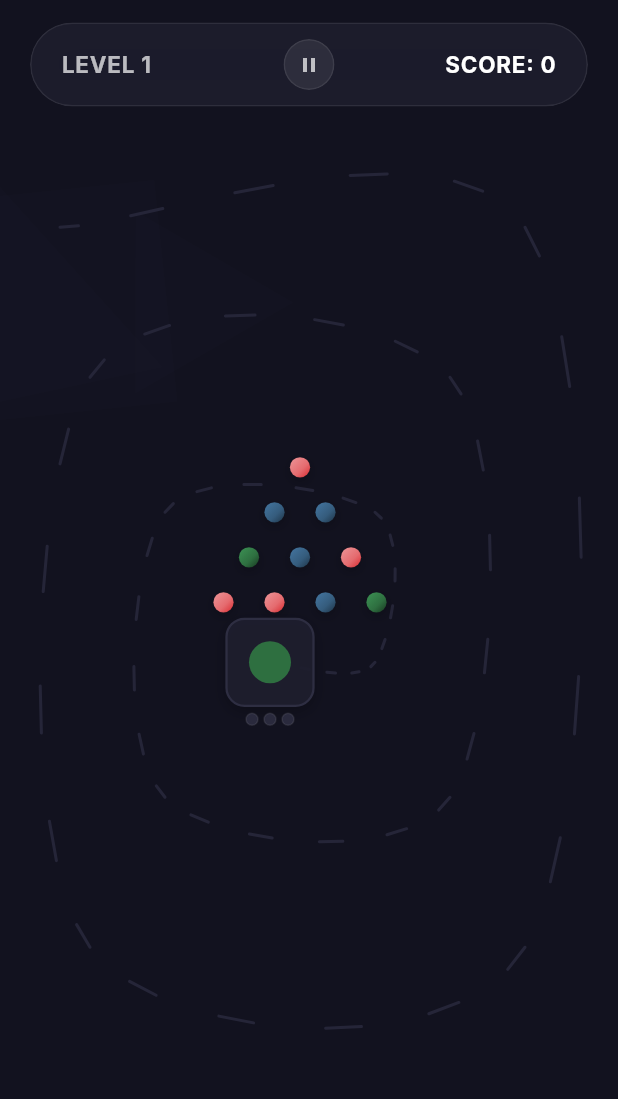
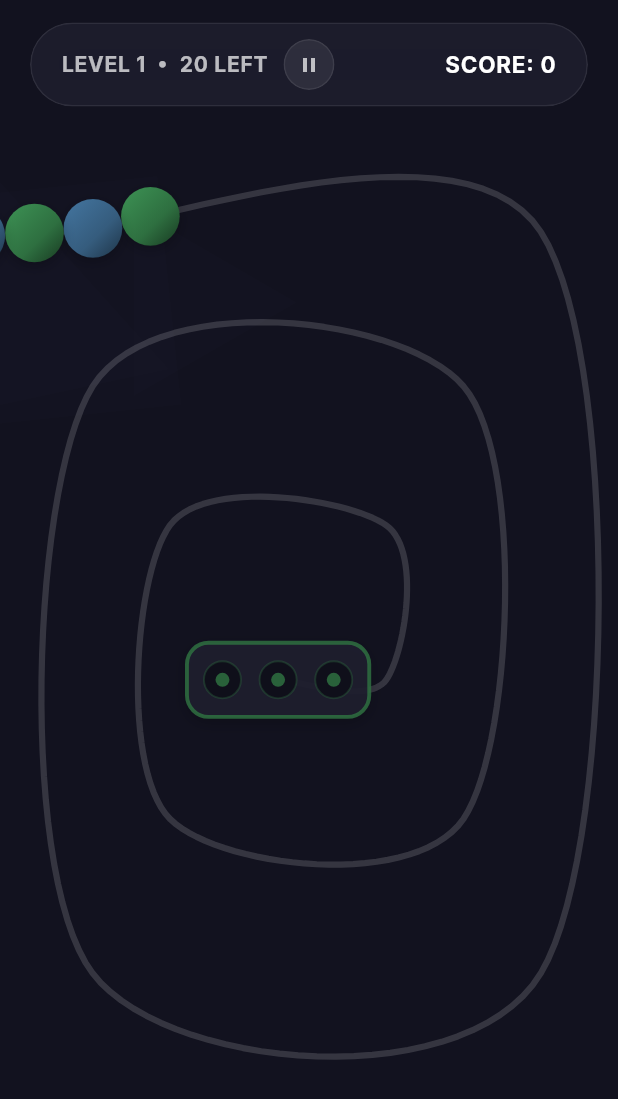
Before and after one commit to abdukhalilovazim/zuma-box-flutter, a Flutter app: the screen it shows after launch, after a tap on "START GAME", on a phone screen of 412 x 824 dp. Shown: the top 1099 px of the screen. Run offline on Flutter 3.47's test engine with Material 3 defaults, Android fonts, the phone set to English and light mode, and no system bars; our stand-ins replace shared_preferences; Roboto replaces fonts that are missing (Inter).

Commit message:
feat: implement core game rendering engine and base controllers for zuma-style mechanics

```diff
--- a/lib/game/game_controller.dart
+++ b/lib/game/game_controller.dart
@@ -80,19 +80,14 @@ class GameController extends ChangeNotifier {
   GameState state = GameState.paused;
   int score = 0;
   int boxesCleared = 0;
-  static const int boxesRequiredToComplete = 10;
+  int ballsSpawned = 0;
+  static const int maxLevelBalls = 30;
 
   // Ticker for game loop
   Ticker? _ticker;
   Duration _lastElapsed = Duration.zero;
 
-  // Intro Animation variables
-  List<Ball> introBalls = [];
-  double introTimer = 0.0;
-  static const double introScaleDuration = 1.0;
-  static const double introLaunchInterval = 0.18;
-  int introLaunchedCount = 0;
-  double introLaunchTimer = 0.0;
+
 
   GameController({required this.storageService}) {
     currentLevelNumber = storageService.getCurrentLevel();
@@ -127,48 +122,31 @@ class GameController extends ChangeNotifier {
     particles.clear();
     tapEffects.clear();
     totalElapsedTime = 0.0;
-    introBalls.clear();
     boxesCleared = 0;
+    ballsSpawned = 10;
 
-    // Prepare Intro state
+    // Prepare Intro state: spawn initial 10 balls queued behind the entrance line
     state = GameState.intro;
-    introTimer = 0.0;
-    introLaunchTimer = 0.0;
-    introLaunchedCount = 0;
 
-    _setupIntroTriangle();
-    notifyListeners();
+    int initialCount = 10;
+    for (int i = 0; i < initialCount; i++) {
+      final color = GameConstants.getLevelColor(_random.nextInt(currentLevelConfig.colorCount));
+      final id = "init_${i}_${_random.nextInt(1000)}";
+      double dist = -i * GameConstants.ballDiameter;
+      activeBalls.add(Ball(
+        id: id,
+        color: color,
+        distance: dist,
+        targetDistance: dist,
+        visualScale: 1.0,
+      ));
+      // Pre-cache position/angle
+      final posAngle = PathManager.getPositionAtDistance(dist, pathPoints, pathDistances);
+      activeBalls.last.currentPos = posAngle.position;
+      activeBalls.last.currentAngle = posAngle.angle;
     }
 
-  void _setupIntroTriangle() {
-    // Generate 10 balls arranged in a triangle in the center of the canvas (400x700)
-    // Row 1: 1 ball
-    // Row 2: 2 balls
-    // Row 3: 3 balls
-    // Row 4: 4 balls
-    final List<Offset> trianglePositions = [
-      // Row 1
-      const Offset(200, 260),
-      // Row 2
-      const Offset(183, 290), const Offset(217, 290),
-      // Row 3
-      const Offset(166, 320), const Offset(200, 320), const Offset(234, 320),
-      // Row 4
-      const Offset(149, 350), const Offset(183, 350), const Offset(217, 350), const Offset(251, 350),
-    ];
-
-    for (int i = 0; i < trianglePositions.length; i++) {
-      final color = GameConstants.getLevelColor(_random.nextInt(currentLevelConfig.colorCount));
-      final ball = Ball(
-        id: "intro_$i",
-        color: color,
-        distance: 0.0,
-        targetDistance: 0.0,
-        visualScale: 0.0, // Start scaled down
-      );
-      ball.currentPos = trianglePositions[i];
-      introBalls.add(ball);
-    }
+    notifyListeners();
   }
 
   // Starts or resumes the game loop Ticker
@@ -257,6 +235,15 @@ class GameController extends ChangeNotifier {
       _updatePlaying(dt);
     }
 
+    // Ensure box target color is always solvable (contains a color currently present in activeBalls)
+    if (state == GameState.playing && box != null && activeBalls.isNotEmpty) {
+      final activeColors = activeBalls.map((b) => b.color).toSet();
+      if (!activeColors.contains(box!.targetColor)) {
+        // Target color is no longer present, shift target color to a color that is on the path
+        box!.reset(activeColors.first);
+      }
+    }
+
     // 3. Update Flying Balls
     _updateFlyingBalls(dt);
 
@@ -280,56 +267,59 @@ class GameController extends ChangeNotifier {
   }
 
   void _updateIntro(double dt) {
-    introTimer += dt;
-
-    if (introTimer <= introScaleDuration) {
-      // Phase 1: Scale up the bowling pins triangle
-      double progress = (introTimer / introScaleDuration).clamp(0.0, 1.0);
-      for (var ball in introBalls) {
-        ball.visualScale = progress;
-      }
-    } else {
-      // Phase 2: Launch them one by one into the start of the path
-      for (var ball in introBalls) {
-        ball.visualScale = 1.0;
+    if (activeBalls.isEmpty) {
+      state = GameState.playing;
+      return;
     }
 
-      introLaunchTimer += dt;
-      if (introLaunchedCount < introBalls.length && introLaunchTimer >= introLaunchInterval) {
-        introLaunchTimer = 0.0;
-        final ballToLaunch = introBalls[introLaunchedCount];
-        introLaunchedCount++;
+    // Move head ball forward along the path rapidly (slither-in train entry)
+    final double introSpeed = 220.0 * currentLevelConfig.speedMultiplier;
+    final head = activeBalls.first;
+    head.targetDistance += introSpeed * dt;
 
-        // Calculate control point for a beautiful arc from triangle to path start
-        final startOffset = ballToLaunch.currentPos;
-        final endOffset = pathPoints.first;
-        final midPoint = (startOffset + endOffset) / 2;
-        // Offset perpendicular to create arc
-        final dir = endOffset - startOffset;
-        final perp = Offset(-dir.dy, dir.dx).normalize() * 80.0;
-        final control = midPoint + perp;
-
-        flyingBalls.add(FlyingBall(
-          id: "intro_launch_${ballToLaunch.id}",
-          color: ballToLaunch.color,
-          startPosition: startOffset,
-          endPosition: endOffset,
-          controlPoint: control,
-          t: 0.0,
-        ));
+    // Follow the leader snap logic
+    for (int i = 1; i < activeBalls.length; i++) {
+      activeBalls[i].targetDistance = activeBalls[i - 1].targetDistance - GameConstants.ballDiameter;
     }
 
-      // If all intro balls have launched and all intro flying balls are completed, start game
-      if (introLaunchedCount >= introBalls.length && flyingBalls.isEmpty) {
+    // Smoothly interpolate each ball's position
+    for (int i = 0; i < activeBalls.length; i++) {
+      final ball = activeBalls[i];
+      final double diff = ball.targetDistance - ball.distance;
+
+      if (diff.abs() < 0.1) {
+        ball.distance = ball.targetDistance;
+      } else {
+        ball.distance += diff * 0.15;
+      }
+
+      final posAngle = PathManager.getPositionAtDistance(ball.distance, pathPoints, pathDistances);
+      ball.currentPos = posAngle.position;
+      ball.currentAngle = posAngle.angle;
+    }
+
+    // When the last ball is completely on the visible path, start playing!
+    if (activeBalls.last.distance >= 0.0) {
       state = GameState.playing;
-      }
     }
   }
 
   void _updatePlaying(double dt) {
     if (activeBalls.isEmpty) {
+      if (ballsSpawned < maxLevelBalls) {
         // Spawn the first ball
         _spawnNewBall(0.0);
+      } else if (flyingBalls.isEmpty) {
+        // LEVEL COMPLETE!
+        state = GameState.levelComplete;
+        _ticker?.stop();
+        storageService.setBestScore(score);
+        // Unlock next level
+        storageService.unlockLevel(currentLevelNumber + 1);
+        _createVictoryConfetti();
+        notifyListeners();
+        return;
+      }
     } else {
       // Move head ball forward along the path
       final double normalSpeed = 35.0 * currentLevelConfig.speedMultiplier;
@@ -369,7 +359,7 @@ class GameController extends ChangeNotifier {
 
       // Spawn a new ball at the tail when the tail ball has moved far enough from the start
       final tail = activeBalls.last;
-      if (tail.distance > GameConstants.ballDiameter) {
+      if (tail.distance > GameConstants.ballDiameter && ballsSpawned < maxLevelBalls) {
         _spawnNewBall(tail.targetDistance - GameConstants.ballDiameter);
       }
 
@@ -383,6 +373,8 @@ class GameController extends ChangeNotifier {
   }
 
   void _spawnNewBall(double targetDist) {
+    if (ballsSpawned >= maxLevelBalls) return;
+    ballsSpawned++;
     final id = DateTime.now().microsecondsSinceEpoch.toString() + "_${_random.nextInt(100)}";
     final color = _getRandomActiveColor();
     activeBalls.add(Ball(
@@ -461,22 +453,12 @@ class GameController extends ChangeNotifier {
       _createBoxClearParticles(box!.position, ball.color);
       HapticFeedback.heavyImpact();
 
-      if (boxesCleared >= boxesRequiredToComplete) {
-        // LEVEL COMPLETE!
-        state = GameState.levelComplete;
-        _ticker?.stop();
-        storageService.setBestScore(score);
-        // Unlock next level
-        storageService.unlockLevel(currentLevelNumber + 1);
-        _createVictoryConfetti();
-      } else {
       // Reset Box with a new target color
       final newColor = _getRandomActiveColor();
       box!.reset(newColor);
-      }
     } else {
       // Normal hit: spark burst
-      _createHitSparks(box!.position, ball.color);
+      _createHitSparks(ball.endPosition, ball.color);
       HapticFeedback.mediumImpact();
     }
   }
@@ -514,7 +496,9 @@ class GameController extends ChangeNotifier {
         // CREATE FLYING BALL
         // Curve path: midpoint + perpendicular displacement
         final startPos = tappedBall.currentPos;
-        final endPos = box!.position;
+        double slotSpacing = 36.0;
+        double startX = box!.position.dx - ((box!.requiredCount - 1) * slotSpacing) / 2;
+        final endPos = Offset(startX + (box!.currentCount * slotSpacing), box!.position.dy);
         final mid = (startPos + endPos) / 2;
         final dir = endPos - startPos;
         // Generate a random curve height offset to the left or right
--- a/lib/game/path_manager.dart
+++ b/lib/game/path_manager.dart
@@ -77,9 +77,15 @@ class PathManager {
     if (path.isEmpty) return PositionAngle(Offset.zero, 0.0);
     double totalLength = cumulativeDistances.last;
 
-    // Clamp distance
+    // Clamp or extrapolate distance
     if (distance <= 0) {
       Offset dir = path.length > 1 ? (path[1] - path[0]) : Offset.zero;
+      double len = dir.distance;
+      if (len > 0.0) {
+        Offset normDir = dir / len;
+        // Since distance is negative or zero, this offsets backwards along the entry tangent
+        return PositionAngle(path.first + normDir * distance, dir.direction);
+      }
       return PositionAngle(path.first, dir.direction);
     }
     if (distance >= totalLength) {
--- a/lib/utils/constants.dart
+++ b/lib/utils/constants.dart
@@ -6,7 +6,7 @@ class GameConstants {
   static const double logicalHeight = 700.0;
 
   // Ball dimensions
-  static const double ballRadius = 15.0;
+  static const double ballRadius = 19.0;
   static const double ballDiameter = ballRadius * 2;
 
   // Color Palette (Minimalist Matte Premium)
--- a/lib/widgets/game_painter.dart
+++ b/lib/widgets/game_painter.dart
@@ -12,16 +12,18 @@ class GamePainter extends CustomPainter {
   void paint(Canvas canvas, Size size) {
     if (size.width == 0 || size.height == 0) return;
 
+    // Scale canvas to translate logical coordinates (400x700) to actual canvas dimensions
+    final double scale = size.width / GameConstants.logicalWidth;
+    canvas.save();
+    canvas.scale(scale);
+
     // 1. Draw Nebulae & Scrolling Starfield Background
-    _drawCosmicBackground(canvas, size);
+    _drawCosmicBackground(canvas, const Size(GameConstants.logicalWidth, GameConstants.logicalHeight));
 
     // 2. Draw Spline Path (Neon Dotted Guide Track)
     _drawPathTrack(canvas);
 
-    // 3. Draw Intro Balls (Bowling Pins Triangle)
-    if (controller.state == GameState.intro) {
-      _drawIntroBalls(canvas);
-    }
+
 
     // 4. Draw Active Ball Chain (with wrong-tap shake displacements)
     _drawActiveBalls(canvas);
@@ -37,6 +39,8 @@ class GamePainter extends CustomPainter {
 
     // 8. Draw Particle Effects (Sparks & Confetti)
     _drawParticles(canvas);
+
+    canvas.restore();
   }
 
   void _drawCosmicBackground(Canvas canvas, Size size) {
@@ -87,37 +91,28 @@ class GamePainter extends CustomPainter {
     double pulse = 0.6 + 0.4 * sin(controller.totalElapsedTime * 7.0);
     double warningAlpha = warningIntensity * pulse;
 
-    Color dashColor = const Color(0xFF252538); // Matte low-contrast track
+    Color lineColor = Colors.white.withOpacity(0.15); // Normal visible matte track
     if (warningAlpha > 0.0) {
-      dashColor = Color.lerp(
-        const Color(0xFF252538),
-        GameConstants.neonRed.withOpacity(0.85),
+      lineColor = Color.lerp(
+        Colors.white.withOpacity(0.15),
+        GameConstants.neonRed.withOpacity(0.65),
         warningAlpha,
       )!;
     }
 
-    final dashPaint = Paint()
-      ..color = dashColor
+    final linePaint = Paint()
+      ..color = lineColor
       ..style = PaintingStyle.stroke
-      ..strokeWidth = 2.0
-      ..strokeCap = StrokeCap.round;
+      ..strokeWidth = 4.0
+      ..strokeCap = StrokeCap.round
+      ..strokeJoin = StrokeJoin.round;
 
-    // Draw clean matte dashed spline path
-    for (int i = 0; i < controller.pathPoints.length - 2; i += 6) {
-      canvas.drawLine(
-        controller.pathPoints[i],
-        controller.pathPoints[i + 2],
-        dashPaint,
-      );
+    final path = Path();
+    path.moveTo(controller.pathPoints.first.dx, controller.pathPoints.first.dy);
+    for (int i = 1; i < controller.pathPoints.length; i++) {
+      path.lineTo(controller.pathPoints[i].dx, controller.pathPoints[i].dy);
     }
-  }
-
-  void _drawIntroBalls(Canvas canvas) {
-    for (var ball in controller.introBalls) {
-      if (ball.visualScale > 0.0) {
-        _draw3DBall(canvas, ball.currentPos, ball.color, ball.visualScale);
-      }
-    }
+    canvas.drawPath(path, linePaint);
   }
 
   void _drawActiveBalls(Canvas canvas) {
@@ -173,10 +168,12 @@ class GamePainter extends CustomPainter {
     final box = controller.box;
     if (box == null) return;
 
-    // Premium rounded square card box (minimalist matte card)
-    double cardSize = 58.0 * box.bounceScale;
-    final cardRect = Rect.fromCenter(center: box.position, width: cardSize, height: cardSize);
-    final cardRRect = RRect.fromRectAndRadius(cardRect, const Radius.circular(12.0));
+    // Egg-carton style container box holding slots horizontally
+    double slotSpacing = 36.0 * box.bounceScale;
+    double boxWidth = ((box.requiredCount - 1) * slotSpacing + 46.0);
+    double boxHeight = 48.0 * box.bounceScale;
+    final cardRect = Rect.fromCenter(center: box.position, width: boxWidth, height: boxHeight);
+    final cardRRect = RRect.fromRectAndRadius(cardRect, const Radius.circular(14.0));
 
     // 1. Draw subtle soft drop shadow behind the box card
     final shadowPaint = Paint()
@@ -188,39 +185,45 @@ class GamePainter extends CustomPainter {
     final cardBgPaint = Paint()..color = const Color(0xFF1E1E2E).withOpacity(0.92);
     canvas.drawRRect(cardRRect, cardBgPaint);
 
-    // Subtle matte card border outline
+    // Card border outline (thick and highly visible target color indicator)
     final cardBorderPaint = Paint()
-      ..color = const Color(0xFF2E2E42)
+      ..color = box.targetColor.withOpacity(0.85)
       ..style = PaintingStyle.stroke
-      ..strokeWidth = 1.5;
+      ..strokeWidth = 2.5;
     canvas.drawRRect(cardRRect, cardBorderPaint);
 
-    // 3. Current accepted color shown as a solid filled inner circle (no pulse or rotation)
-    final indicatorPaint = Paint()..color = box.targetColor;
-    canvas.drawCircle(box.position, 14.0 * box.bounceScale, indicatorPaint);
-
-    // 4. Counter shown as small dots below the box card
-    double startX = box.position.dx - ((box.requiredCount - 1) * 12.0) / 2;
-    double dotsY = box.position.dy + 38.0;
+    // 3. Draw egg-box slots/cups inside the card
+    double startX = box.position.dx - ((box.requiredCount - 1) * slotSpacing) / 2;
     for (int i = 0; i < box.requiredCount; i++) {
-      Offset dotPos = Offset(startX + (i * 12.0), dotsY);
+      Offset slotPos = Offset(startX + (i * slotSpacing), box.position.dy);
       bool isFilled = i < box.currentCount;
 
-      final dotPaint = Paint()
-        ..color = isFilled ? box.targetColor : const Color(0xFF2A2A3D)
-        ..style = PaintingStyle.fill;
-      canvas.drawCircle(dotPos, 4.0, dotPaint);
+      if (isFilled) {
+        // Draw the 3D-looking matte ball of the target color sitting inside the cup!
+        _draw3DBall(canvas, slotPos, box.targetColor, 0.74 * box.bounceScale);
+      } else {
+        // Draw empty egg carton cup pocket (concave depth)
+        final cupBgPaint = Paint()
+          ..color = const Color(0xFF0F0F1A)
+          ..style = PaintingStyle.fill;
+        canvas.drawCircle(slotPos, 12.0 * box.bounceScale, cupBgPaint);
 
-      if (!isFilled) {
-        final outlinePaint = Paint()
-          ..color = Colors.white.withOpacity(0.08)
+        // Highlight ring of the cup pocket: colored to target color
+        final cupRingPaint = Paint()
+          ..color = box.targetColor.withOpacity(0.35)
           ..style = PaintingStyle.stroke
-          ..strokeWidth = 1.0;
-        canvas.drawCircle(dotPos, 4.0, outlinePaint);
+          ..strokeWidth = 1.2;
+        canvas.drawCircle(slotPos, 12.0 * box.bounceScale, cupRingPaint);
+
+        // Small indicator dot inside the empty cup: bright solid target color
+        final cupDotPaint = Paint()
+          ..color = box.targetColor.withOpacity(0.85)
+          ..style = PaintingStyle.fill;
+        canvas.drawCircle(slotPos, 4.5 * box.bounceScale, cupDotPaint);
       }
     }
 
-    // 5. Clean white flash overlay on complete/land
+    // 4. Clean white flash overlay on complete/land
     if (box.explosionOpacity > 0.0) {
       final flashPaint = Paint()
         ..color = Colors.white.withOpacity(box.explosionOpacity.clamp(0.0, 1.0))
--- a/lib/widgets/hud_widget.dart
+++ b/lib/widgets/hud_widget.dart
@@ -55,10 +55,10 @@ class HudWidget extends StatelessWidget {
                         // Level Info
                         Expanded(
                           child: Text(
-                            "LEVEL ${controller.currentLevelNumber}",
+                            "LEVEL ${controller.currentLevelNumber}  •  ${(GameController.maxLevelBalls - controller.ballsSpawned).clamp(0, GameController.maxLevelBalls)} LEFT",
                             style: const TextStyle(
                               color: Colors.white70,
-                              fontSize: 15.0,
+                              fontSize: 14.0,
                               fontWeight: FontWeight.bold,
                               letterSpacing: 0.5,
                             ),
```
Lines whose indentation alone changed are shown as unchanged.
